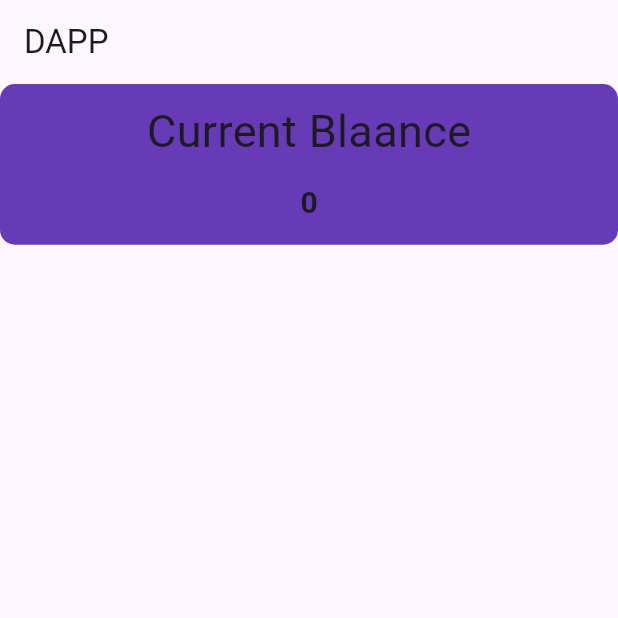
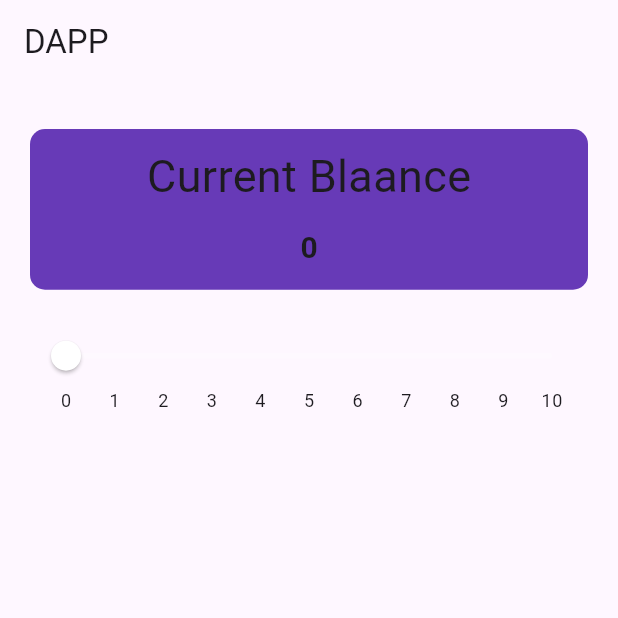
Before and after one commit to NaVindu0315/Flutter-Dapp, a Flutter app: the screen it shows after launch, on a phone screen of 412 x 824 dp, the top half of it. Run offline on Flutter 3.47's test engine with Material 3 defaults, Android fonts, the phone set to English and light mode, and no system bars; drawn by our look-alikes of syncfusion_flutter_sliders; missing offline and left inert: web3dart.

```diff
--- a/lib/simple_dapp/Homes.dart
+++ b/lib/simple_dapp/Homes.dart
@@ -1,4 +1,5 @@
 import 'package:flutter/material.dart';
+import 'package:syncfusion_flutter_sliders/sliders.dart';
 
 class Homes extends StatefulWidget {
   const Homes({Key? key}) : super(key: key);
@@ -8,6 +9,7 @@ class Homes extends StatefulWidget {
 }
 
 class _HomesState extends State<Homes> {
+  double _value = 0.0;
   @override
   Widget build(BuildContext context) {
     return MaterialApp(
@@ -15,7 +17,9 @@ class _HomesState extends State<Homes> {
         appBar: AppBar(
           title: Text('DAPP'),
         ),
-        body: Column(
+        body: Container(
+          margin: EdgeInsets.symmetric(horizontal: 20, vertical: 30),
+          child: Column(
             children: [
               Container(
                 width: MediaQuery.of(context).size.width,
@@ -47,8 +51,27 @@ class _HomesState extends State<Homes> {
                     ),
                   ),
                 ),
-            )
+              ),
+              SizedBox(
+                height: 20.0,
+              ),
+              SfSlider(
+                value: _value,
+                onChanged: (value) {
+                  setState(() {
+                    _value = value;
+                  });
+                },
+                interval: 1,
+                activeColor: Colors.white,
+                enableTooltip: true,
+                stepSize: 1.0,
+                showLabels: true,
+                min: 0.0,
+                max: 10.0,
+              ),
             ],
+          ),
         ),
       ),
     );
--- a/pubspec.yaml
+++ b/pubspec.yaml
@@ -38,6 +38,7 @@ dependencies:
   web3dart: ^2.7.2
   http: ^1.1.2
   html: ^0.15.4
+  syncfusion_flutter_sliders: ^24.2.9
 
 
 dev_dependencies:
```
Also changed, not shown: pubspec.lock. Lines whose indentation alone changed are shown as unchanged.
